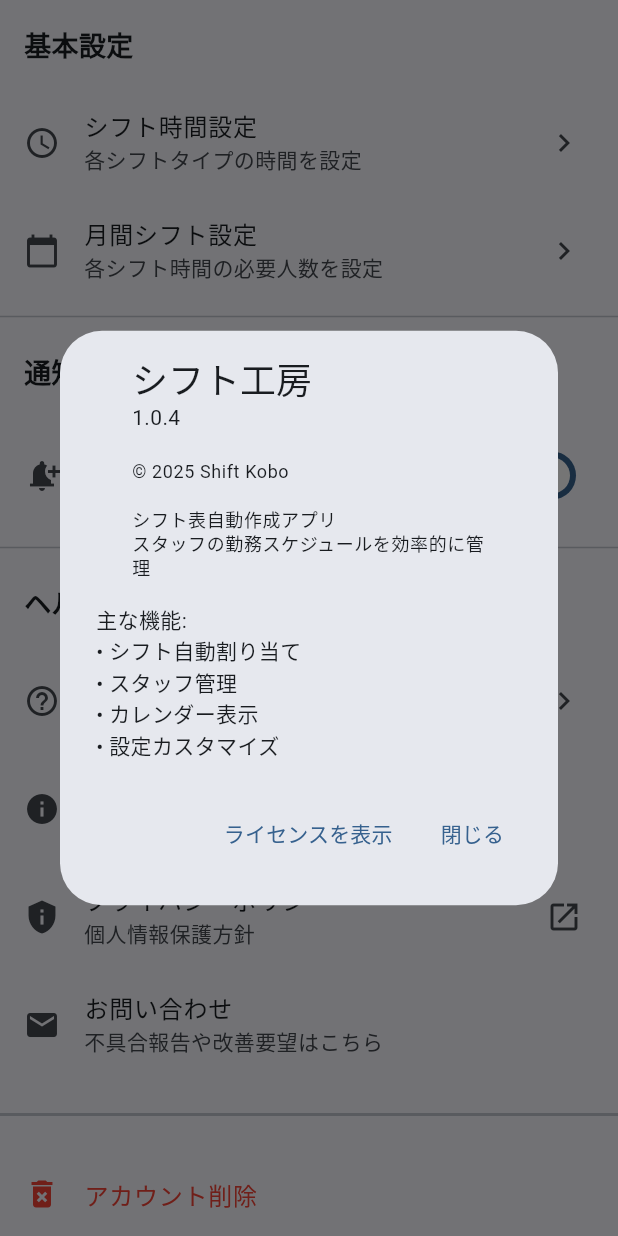
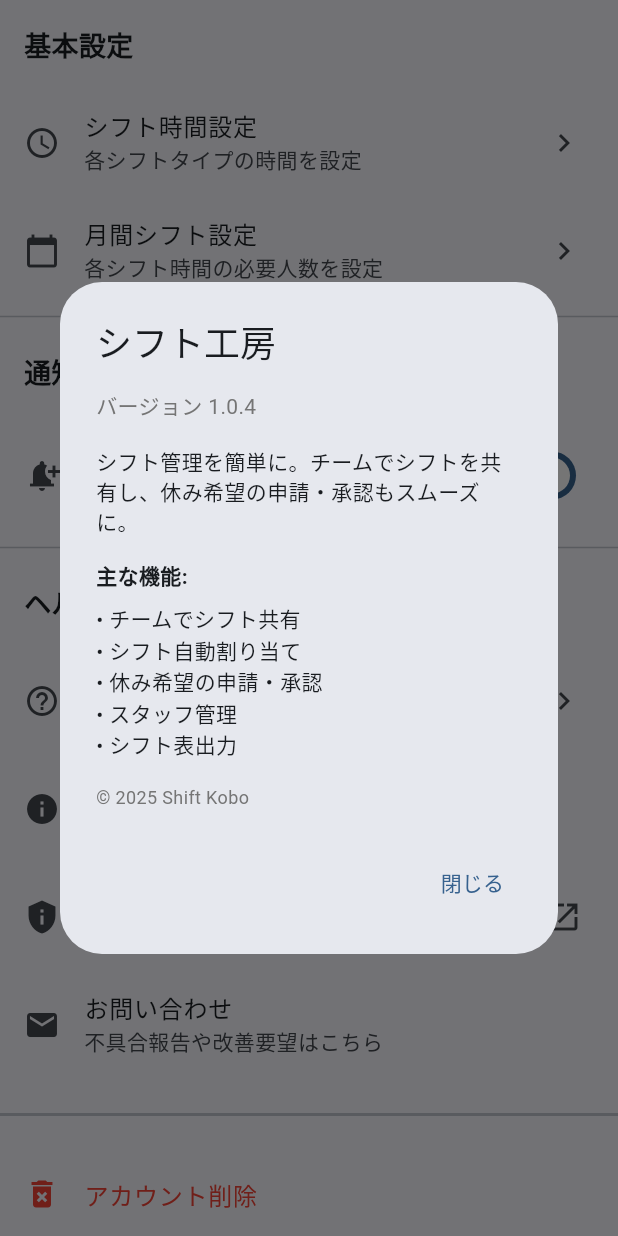
Before and after one commit to shi-takahashi/shift_kobo, a Flutter app: the SettingsScreen widget shown alone on an empty page, opened directly with empty values, scrolled down 435 dp, after a tap on "アプリについて", on a phone screen of 412 x 824 dp. Run offline on Flutter 3.47's test engine with Material 3 defaults, Android fonts, the phone set to English and light mode, and no system bars; our stand-ins replace cloud_firestore, cloud_functions, file_picker, firebase_auth, firebase_core, firebase_messaging and 9 more; missing offline and left inert: excel, holiday_jp; accounts and stored records are empty; network calls fail.

```diff
--- a/lib/screens/settings_screen.dart
+++ b/lib/screens/settings_screen.dart
@@ -379,24 +379,62 @@ class _SettingsScreenState extends State<SettingsScreen> {
           title: const Text('アプリについて'),
           subtitle: Text(_packageInfo != null ? 'バージョン ${_packageInfo!.version}' : 'バージョン 情報取得中...'),
           onTap: () {
-            showAboutDialog(
+            showDialog(
               context: context,
-              applicationName: 'シフト工房',
-              applicationVersion: _packageInfo != null ? _packageInfo!.version : '1.0.0',
-              applicationLegalese: '© 2025 Shift Kobo\n\nシフト表自動作成アプリ\nスタッフの勤務スケジュールを効率的に管理',
-              children: [
-                const Padding(
-                  padding: EdgeInsets.only(top: 16),
-                  child: Text(
-                    '主な機能:\n'
-                    '• シフト自動割り当て\n'
-                    '• スタッフ管理\n'
-                    '• カレンダー表示\n'
-                    '• 設定カスタマイズ',
-                    style: TextStyle(fontSize: 14),
+              builder: (context) => AlertDialog(
+                title: const Text('シフト工房'),
+                content: SingleChildScrollView(
+                  child: Column(
+                    mainAxisSize: MainAxisSize.min,
+                    crossAxisAlignment: CrossAxisAlignment.start,
+                    children: [
+                      Text(
+                        'バージョン ${_packageInfo != null ? _packageInfo!.version : '1.0.0'}',
+                        style: TextStyle(
+                          fontSize: 14,
+                          color: Colors.grey[600],
+                        ),
+                      ),
+                      const SizedBox(height: 16),
+                      const Text(
+                        'シフト管理を簡単に。チームでシフトを共有し、休み希望の申請・承認もスムーズに。',
+                        style: TextStyle(fontSize: 14),
+                      ),
+                      const SizedBox(height: 16),
+                      const Text(
+                        '主な機能:',
+                        style: TextStyle(
+                          fontSize: 14,
+                          fontWeight: FontWeight.bold,
+                        ),
+                      ),
+                      const SizedBox(height: 8),
+                      const Text(
+                        '• チームでシフト共有\n'
+                        '• シフト自動割り当て\n'
+                        '• 休み希望の申請・承認\n'
+                        '• スタッフ管理\n'
+                        '• シフト表出力',
+                        style: TextStyle(fontSize: 14),
+                      ),
+                      const SizedBox(height: 16),
+                      Text(
+                        '© 2025 Shift Kobo',
+                        style: TextStyle(
+                          fontSize: 12,
+                          color: Colors.grey[600],
+                        ),
+                      ),
+                    ],
                   ),
                 ),
-              ],
+                actions: [
+                  TextButton(
+                    onPressed: () => Navigator.of(context).pop(),
+                    child: const Text('閉じる'),
+                  ),
+                ],
+              ),
             );
           },
         ),
```
